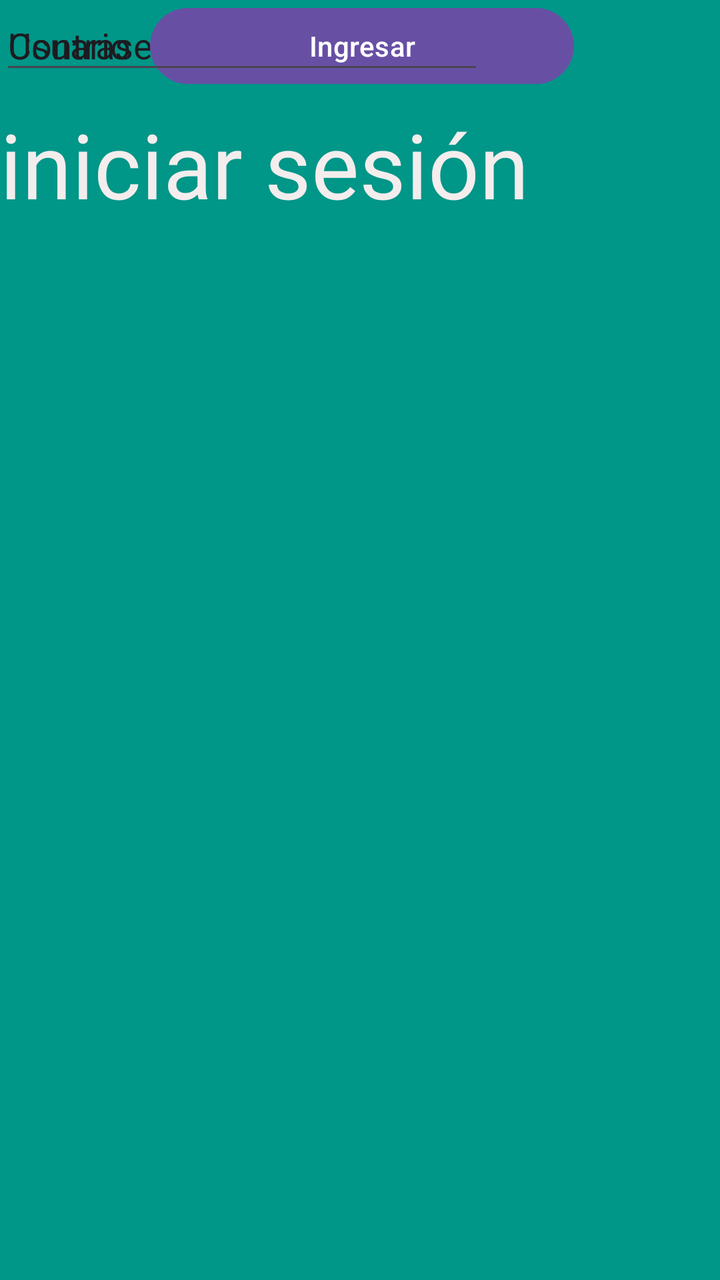
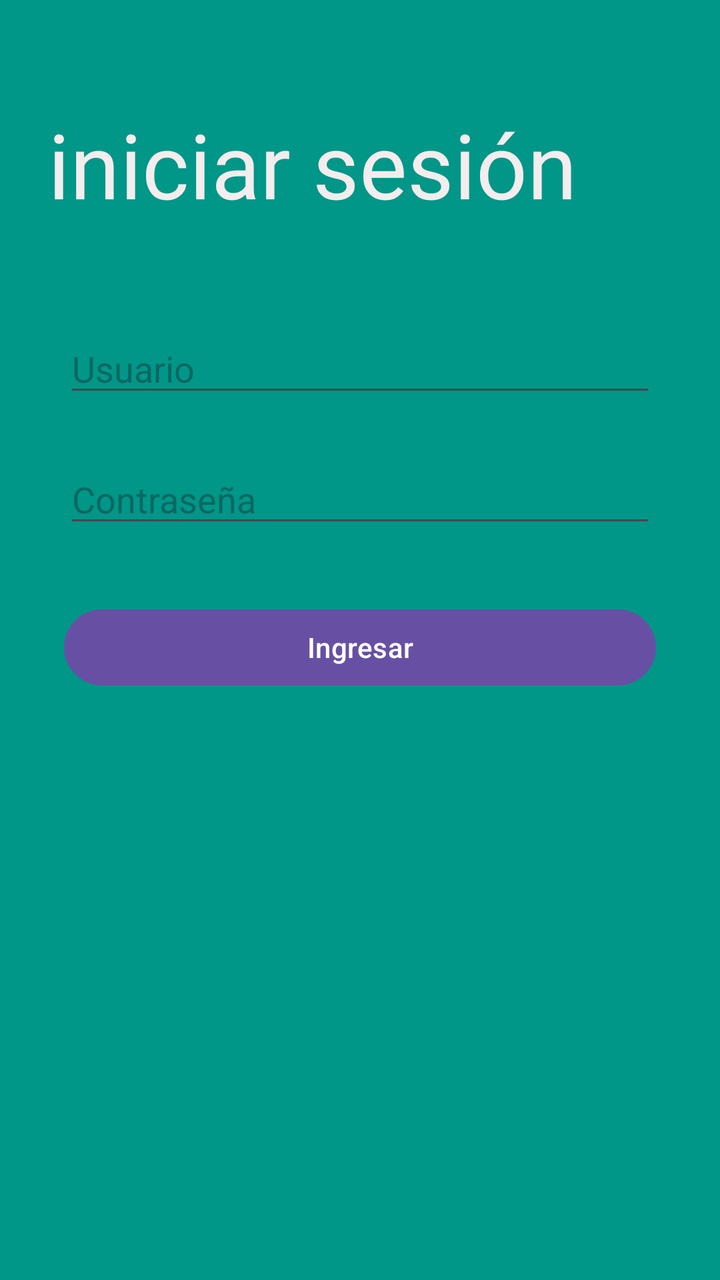

Two renders of the same Android screen: before a commit and after it. Below are the layout's source before the change and the commit's diff.
<!-- AndroidManifest.xml: application theme Theme.ArduinoApp -->
<!-- res/layout/activity_main_iniciar.xml -->
<?xml version="1.0" encoding="utf-8"?>
<androidx.constraintlayout.widget.ConstraintLayout xmlns:android="http://schemas.android.com/apk/res/android"
    xmlns:app="http://schemas.android.com/apk/res-auto"
    xmlns:tools="http://schemas.android.com/tools"
    android:id="@+id/main"
    android:layout_width="match_parent"
    android:layout_height="match_parent"
    android:background="#009688"
    tools:context=".MainActivity">

    <EditText
        android:id="@+id/ptIngresoContraseña"
        android:layout_width="242dp"
        android:layout_height="42dp"
        android:ems="10"
        android:inputType="text"
        android:text="Contraseña"
        tools:layout_editor_absoluteX="85dp"
        tools:layout_editor_absoluteY="281dp" />

    <TextView
        android:id="@+id/Titulo_principal"
        android:layout_width="318dp"
        android:layout_height="86dp"
        android:layout_marginTop="52dp"
        android:fontFamily="@font/comfortaa"
        android:text="iniciar sesión"
        android:textColor="#F4EDED"
        android:textSize="45sp"
        app:layout_constraintTop_toTopOf="parent"
        tools:layout_editor_absoluteX="46dp" />

    <Button
        android:id="@+id/btniniciarsesion"
        android:layout_width="212dp"
        android:layout_height="46dp"
        android:layout_marginStart="139dp"
        android:layout_marginEnd="144dp"
        android:text="Ingresar"
        app:layout_constraintEnd_toEndOf="parent"
        app:layout_constraintHorizontal_bias="0.476"
        app:layout_constraintStart_toStartOf="parent"
        tools:layout_editor_absoluteY="397dp" />

    <EditText
        android:id="@+id/ptIngresoUsuario"
        android:layout_width="242dp"
        android:layout_height="42dp"
        android:ems="10"
        android:inputType="text"
        android:text="Usuario"
        tools:layout_editor_absoluteX="85dp"
        tools:layout_editor_absoluteY="187dp" />

</androidx.constraintlayout.widget.ConstraintLayout>
<!-- resources referenced by this layout -->
<resources>
  <style name="Theme.ArduinoApp" parent="Base.Theme.ArduinoApp" />
  <style name="Base.Theme.ArduinoApp" parent="Theme.Material3.DayNight.NoActionBar">
          
          
      </style>
</resources>

<!-- the commit's change to res/layout/activity_main_iniciar.xml (unified diff, before → after) -->
@@ -10,46 +10,58 @@
 
     <EditText
         android:id="@+id/ptIngresoContraseña"
-        android:layout_width="242dp"
-        android:layout_height="42dp"
+        android:layout_width="0dp"
+        android:layout_height="wrap_content"
         android:ems="10"
-        android:inputType="text"
-        android:text="Contraseña"
-        tools:layout_editor_absoluteX="85dp"
-        tools:layout_editor_absoluteY="281dp" />
+        android:hint="Contraseña"
+        android:inputType="textPassword"
+        app:layout_constraintEnd_toEndOf="parent"
+        app:layout_constraintStart_toStartOf="parent"
+        app:layout_constraintTop_toBottomOf="@id/ptIngresoUsuario"
+        android:layout_marginStart="32dp"
+        android:layout_marginTop="24dp"
+        android:layout_marginEnd="32dp" />
 
     <TextView
         android:id="@+id/Titulo_principal"
-        android:layout_width="318dp"
+        android:layout_width="0dp"
         android:layout_height="86dp"
         android:layout_marginTop="52dp"
+        android:layout_marginStart="24dp"
+        android:layout_marginEnd="24dp"
         android:fontFamily="@font/comfortaa"
         android:text="iniciar sesión"
         android:textColor="#F4EDED"
         android:textSize="45sp"
+        app:layout_constraintEnd_toEndOf="parent"
+        app:layout_constraintStart_toStartOf="parent"
         app:layout_constraintTop_toTopOf="parent"
-        tools:layout_editor_absoluteX="46dp" />
+        />
 
     <Button
         android:id="@+id/btniniciarsesion"
-        android:layout_width="212dp"
+        android:layout_width="0dp"
         android:layout_height="46dp"
-        android:layout_marginStart="139dp"
-        android:layout_marginEnd="144dp"
+        android:layout_marginStart="32dp"
+        android:layout_marginTop="32dp"
+        android:layout_marginEnd="32dp"
         android:text="Ingresar"
         app:layout_constraintEnd_toEndOf="parent"
-        app:layout_constraintHorizontal_bias="0.476"
         app:layout_constraintStart_toStartOf="parent"
-        tools:layout_editor_absoluteY="397dp" />
+        app:layout_constraintTop_toBottomOf="@id/ptIngresoContraseña" />
 
     <EditText
         android:id="@+id/ptIngresoUsuario"
-        android:layout_width="242dp"
-        android:layout_height="42dp"
+        android:layout_width="0dp"
+        android:layout_height="wrap_content"
         android:ems="10"
+        android:hint="Usuario"
         android:inputType="text"
-        android:text="Usuario"
-        tools:layout_editor_absoluteX="85dp"
-        tools:layout_editor_absoluteY="187dp" />
+        app:layout_constraintEnd_toEndOf="parent"
+        app:layout_constraintStart_toStartOf="parent"
+        app:layout_constraintTop_toBottomOf="@id/Titulo_principal"
+        android:layout_marginStart="32dp"
+        android:layout_marginTop="24dp"
+        android:layout_marginEnd="32dp" />
 
 </androidx.constraintlayout.widget.ConstraintLayout>
